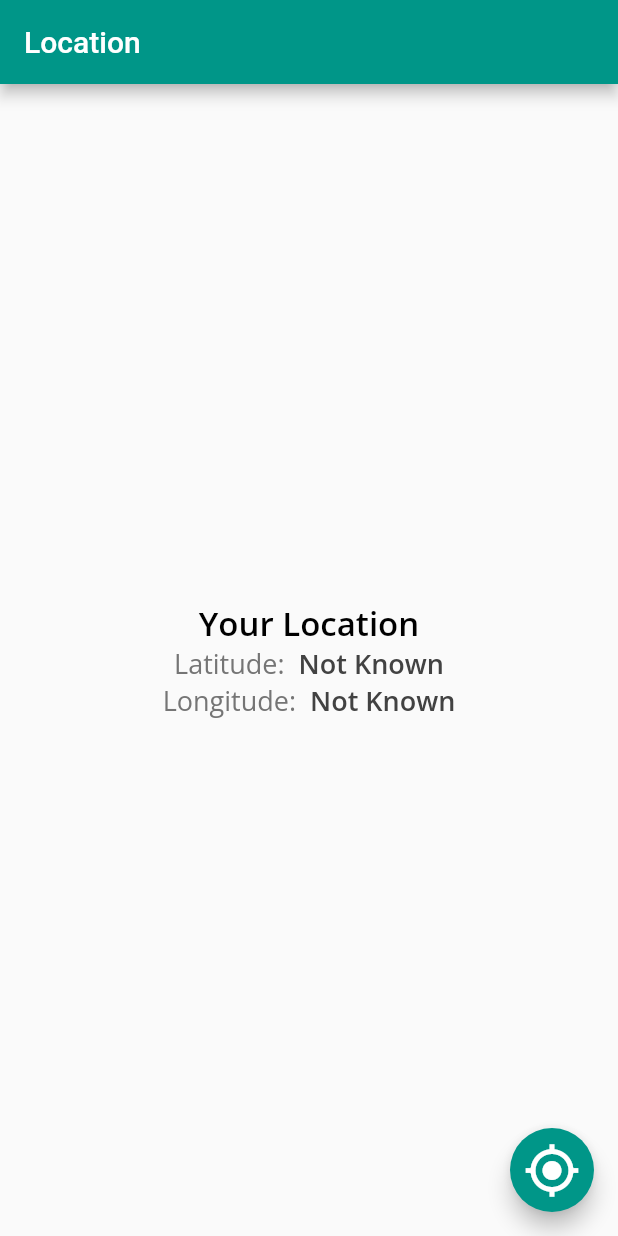
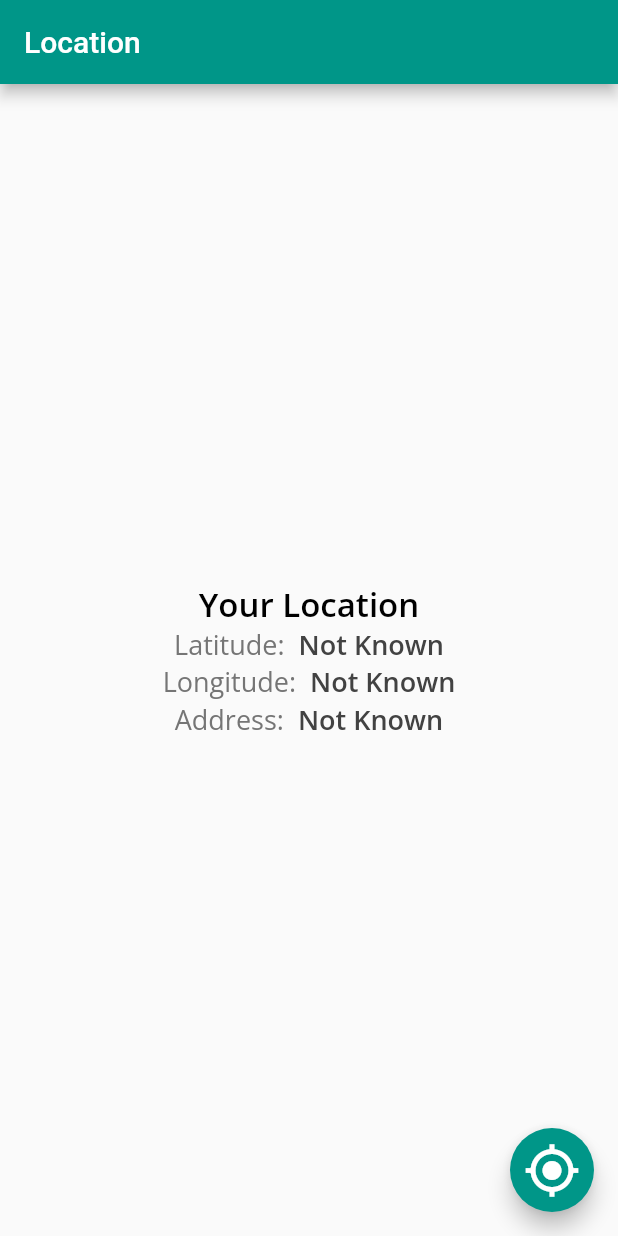
Before and after one commit to gurlivleenkainth2000/FlutterUI, a Flutter app: the screen it shows after launch, after a tap on the "my location" icon, on a phone screen of 412 x 824 dp. Run offline on Flutter 3.47's test engine with Material 2 defaults, Android fonts, the phone set to English and light mode, and no system bars; our stand-ins replace google_fonts, location; missing offline and left inert: geocoder.

Commit message:
Fetching User Address Line using the combination of location and geoCoder packages simultaneously.

```diff
--- a/lib/practiceCodes/fetchingLocation.dart
+++ b/lib/practiceCodes/fetchingLocation.dart
@@ -1,6 +1,6 @@
-// import 'dart:html';
 import 'package:flutter/material.dart';
 import 'package:location/location.dart';
+import 'package:geocoder/geocoder.dart';
 import 'package:google_fonts/google_fonts.dart';
 
 fetchCurrentLocation() async {
@@ -28,6 +28,11 @@ fetchCurrentLocation() async {
   return _locationData;
 }
 
+fetchUserAddress(Coordinates coordinates) async {
+  var address = await Geocoder.local.findAddressesFromCoordinates(coordinates);
+  return address.first;
+}
+
 class UserAddressPage extends StatefulWidget {
   @override
   _UserAddressPageState createState() => _UserAddressPageState();
@@ -35,6 +40,7 @@ class UserAddressPage extends StatefulWidget {
 
 class _UserAddressPageState extends State<UserAddressPage> {
   LocationData locationData;
+  String mainAddress = "Not Known";
   String longitude = "Not Known";
   String latitude = "Not Known";
 
@@ -45,6 +51,8 @@ class _UserAddressPageState extends State<UserAddressPage> {
         title: Text("Location"),
       ),
       body: Center(
+        child: Padding(
+          padding: const EdgeInsets.all(8.0),
           child: Column(
             mainAxisAlignment: MainAxisAlignment.center,
             children: [
@@ -64,8 +72,7 @@ class _UserAddressPageState extends State<UserAddressPage> {
                           color: Colors.grey[800]
                       )
                   ),
-              ]
-              ),
+                ]),
               ),
               RichText(
                 text: TextSpan(
@@ -82,10 +89,27 @@ class _UserAddressPageState extends State<UserAddressPage> {
                           color: Colors.grey[800]
                       )
                   ),
-              ]
+                ]),
               ),
+              RichText(
+                text: TextSpan(
+                    children: <TextSpan>[
+                      TextSpan(
+                          text: 'Address: \t',
+                          style: GoogleFonts.openSans(fontSize: 18.0,color: Colors.grey[600],)
+                      ),
+                      TextSpan(
+                          text: mainAddress,
+                          style: GoogleFonts.openSans(
+                              fontSize: 18.0,
+                              fontWeight: FontWeight.w600,
+                              color: Colors.grey[800]
+                          )
+                      ),
+                    ]),
               ),
             ],
+          ),
         )
       ),
       floatingActionButton: FloatingActionButton(
@@ -94,10 +118,13 @@ class _UserAddressPageState extends State<UserAddressPage> {
         tooltip: 'Get Current Location',
         onPressed: () async {
           locationData = await fetchCurrentLocation();
-          print(">>> "+ locationData.toString());
+          Coordinates coordinates = new Coordinates(locationData.latitude, locationData.longitude);
+          Address address = await fetchUserAddress(coordinates);
+          print(">>> " + address.toString());
           setState(() {
             longitude = locationData.longitude.toString();
             latitude = locationData.latitude.toString();
+            mainAddress = address.addressLine.toString();
           });
         },
       ),
--- a/pubspec.yaml
+++ b/pubspec.yaml
@@ -36,6 +36,8 @@ dependencies:
   cloud_firestore: ^0.14.4
   geocoder: ^0.2.1
   location: ^3.1.0
+  location_web: ^1.0.0
+  location_platform_interface: ^1.0.1
 
 dev_dependencies:
   flutter_test:
```
Also changed, not shown: pubspec.lock. Lines whose indentation alone changed are shown as unchanged.
